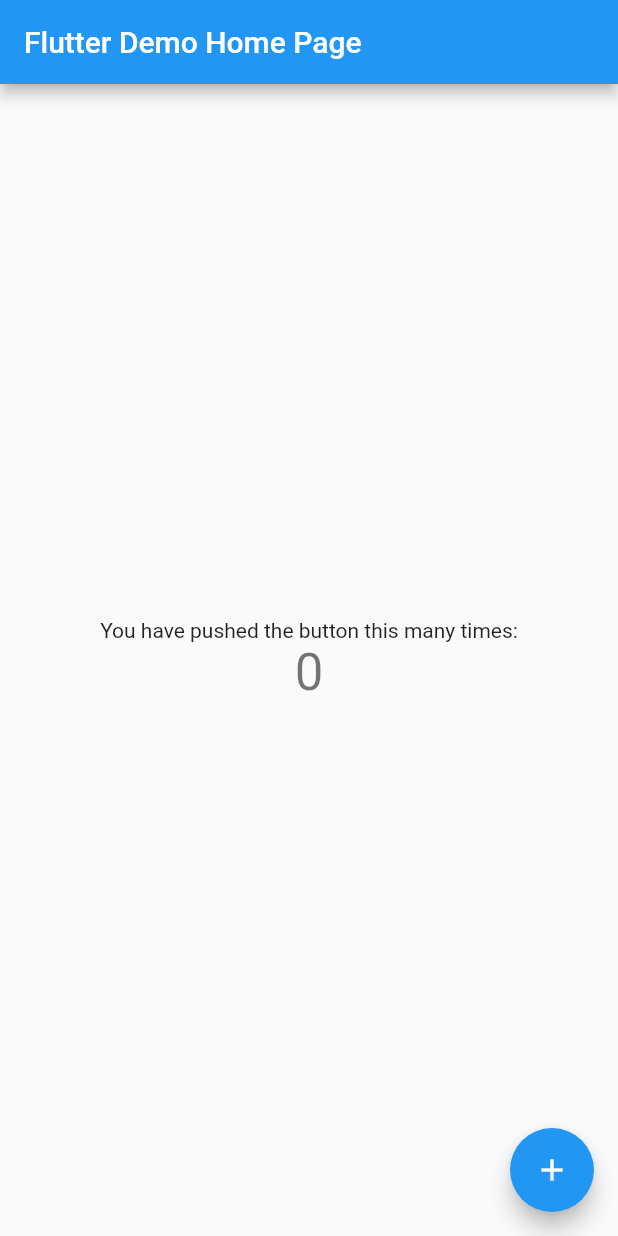
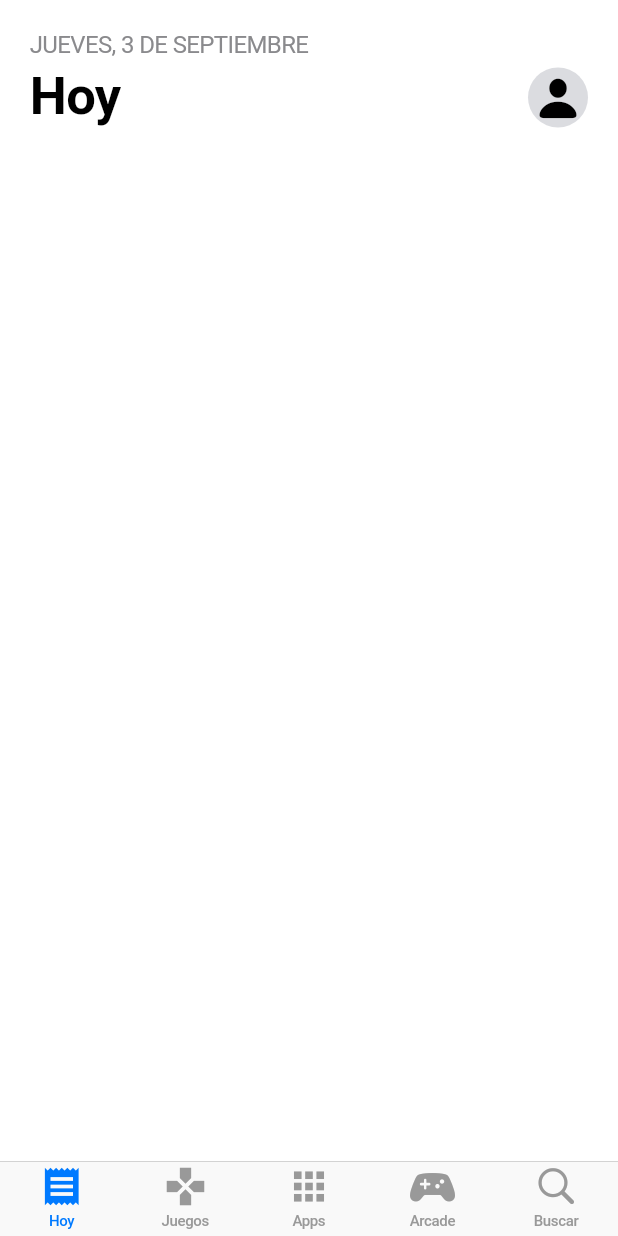
Before and after one commit to JHORJE18/AppStore_Flutter, a Flutter app: the screen it shows after launch, on a phone screen of 412 x 824 dp. Run offline on Flutter 3.47's test engine with Material 2 defaults, Android fonts, the phone set to English and light mode, and no system bars.

Commit message:
Home and CupertinoTabBar

```diff
--- a/lib/main.dart
+++ b/lib/main.dart
@@ -1,117 +1,16 @@
-import 'package:flutter/material.dart';
+import 'package:app_store_flutter/src/routes/routes.dart';
+import 'package:flutter/cupertino.dart';
+import 'package:flutter/services.dart';
 
-void main() {
-  runApp(MyApp());
-}
+void main() => runApp(MyApp());
 
 class MyApp extends StatelessWidget {
-  // This widget is the root of your application.
   @override
   Widget build(BuildContext context) {
-    return MaterialApp(
-      title: 'Flutter Demo',
-      theme: ThemeData(
-        // This is the theme of your application.
-        //
-        // Try running your application with "flutter run". You'll see the
-        // application has a blue toolbar. Then, without quitting the app, try
-        // changing the primarySwatch below to Colors.green and then invoke
-        // "hot reload" (press "r" in the console where you ran "flutter run",
-        // or simply save your changes to "hot reload" in a Flutter IDE).
-        // Notice that the counter didn't reset back to zero; the application
-        // is not restarted.
-        primarySwatch: Colors.blue,
-        // This makes the visual density adapt to the platform that you run
-        // the app on. For desktop platforms, the controls will be smaller and
-        // closer together (more dense) than on mobile platforms.
-        visualDensity: VisualDensity.adaptivePlatformDensity,
-      ),
-      home: MyHomePage(title: 'Flutter Demo Home Page'),
+    return CupertinoApp(
+      title: 'Cupertino App',
+      routes: getApplicationRoutes(),
+      initialRoute: '/',
     );
   }
 }
-
-class MyHomePage extends StatefulWidget {
-  MyHomePage({Key key, this.title}) : super(key: key);
-
-  // This widget is the home page of your application. It is stateful, meaning
-  // that it has a State object (defined below) that contains fields that affect
-  // how it looks.
-
-  // This class is the configuration for the state. It holds the values (in this
-  // case the title) provided by the parent (in this case the App widget) and
-  // used by the build method of the State. Fields in a Widget subclass are
-  // always marked "final".
-
-  final String title;
-
-  @override
-  _MyHomePageState createState() => _MyHomePageState();
-}
-
-class _MyHomePageState extends State<MyHomePage> {
-  int _counter = 0;
-
-  void _incrementCounter() {
-    setState(() {
-      // This call to setState tells the Flutter framework that something has
-      // changed in this State, which causes it to rerun the build method below
-      // so that the display can reflect the updated values. If we changed
-      // _counter without calling setState(), then the build method would not be
-      // called again, and so nothing would appear to happen.
-      _counter++;
-    });
-  }
-
-  @override
-  Widget build(BuildContext context) {
-    // This method is rerun every time setState is called, for instance as done
-    // by the _incrementCounter method above.
-    //
-    // The Flutter framework has been optimized to make rerunning build methods
-    // fast, so that you can just rebuild anything that needs updating rather
-    // than having to individually change instances of widgets.
-    return Scaffold(
-      appBar: AppBar(
-        // Here we take the value from the MyHomePage object that was created by
-        // the App.build method, and use it to set our appbar title.
-        title: Text(widget.title),
-      ),
-      body: Center(
-        // Center is a layout widget. It takes a single child and positions it
-        // in the middle of the parent.
-        child: Column(
-          // Column is also a layout widget. It takes a list of children and
-          // arranges them vertically. By default, it sizes itself to fit its
-          // children horizontally, and tries to be as tall as its parent.
-          //
-          // Invoke "debug painting" (press "p" in the console, choose the
-          // "Toggle Debug Paint" action from the Flutter Inspector in Android
-          // Studio, or the "Toggle Debug Paint" command in Visual Studio Code)
-          // to see the wireframe for each widget.
-          //
-          // Column has various properties to control how it sizes itself and
-          // how it positions its children. Here we use mainAxisAlignment to
-          // center the children vertically; the main axis here is the vertical
-          // axis because Columns are vertical (the cross axis would be
-          // horizontal).
-          mainAxisAlignment: MainAxisAlignment.center,
-          children: <Widget>[
-            Text(
-              'You have pushed the button this many times:',
-            ),
-            Text(
-              '$_counter',
-              style: Theme.of(context).textTheme.headline4,
-            ),
-          ],
-        ),
-      ),
-      floatingActionButton: FloatingActionButton(
-        onPressed: _incrementCounter,
-        tooltip: 'Increment',
-        child: Icon(Icons.add),
-      ), // This trailing comma makes auto-formatting nicer for build methods.
-    );
-  }
-}
--- /dev/null
+++ b/lib/src/Widgets/AvatarCircle_Widget.dart
@@ -0,0 +1,16 @@
+import 'package:flutter/cupertino.dart';
+import 'package:flutter/material.dart';
+
+class AvatarCircleWidget extends StatelessWidget {
+  @override
+  Widget build(BuildContext context) {
+    return CircleAvatar(
+      child: Icon(
+        CupertinoIcons.person_solid,
+        size: 35.0,
+        color: Colors.black,
+      ),
+      backgroundColor: Color.fromRGBO(219, 220, 224, 1.0),
+    );
+  }
+}
--- /dev/null
+++ b/lib/src/pages/home_page.dart
@@ -0,0 +1,95 @@
+import 'package:app_store_flutter/src/Widgets/AvatarCircle_Widget.dart';
+import 'package:app_store_flutter/src/pages/search_page.dart';
+import 'package:flutter/cupertino.dart';
+import 'package:flutter/material.dart';
+
+class HomePage extends StatelessWidget {
+  @override
+  Widget build(BuildContext context) {
+    return CupertinoTabScaffold(
+      tabBar: CupertinoTabBar(
+        items: [
+          BottomNavigationBarItem(
+            icon: Icon(Icons.receipt),
+            title: Text('Hoy'),
+          ),
+          BottomNavigationBarItem(
+            icon: Icon(Icons.gamepad),
+            title: Text('Juegos'),
+          ),
+          BottomNavigationBarItem(
+            icon: Icon(Icons.apps),
+            title: Text('Apps'),
+          ),
+          BottomNavigationBarItem(
+            icon: Icon(CupertinoIcons.game_controller_solid),
+            title: Text('Arcade'),
+          ),
+          BottomNavigationBarItem(
+            icon: Icon(CupertinoIcons.search),
+            title: Text('Buscar'),
+          ),
+        ],
+      ),
+      tabBuilder: (context, index) {
+        if (index == 1) {
+          return SearchPage();
+        } else {
+          return CupertinoPageScaffold(
+            child: SafeArea(
+              child: Scrollbar(
+                child: SingleChildScrollView(
+                  child: Column(
+                    children: [
+                      _crearHeader(),
+                      Column(
+                        children: _listadoCards(),
+                      )
+                    ],
+                  ),
+                ),
+              ),
+            ),
+          );
+        }
+      },
+    );
+  }
+
+  Widget _crearHeader() {
+    final TextStyle date_style = new TextStyle(
+        color: Color.fromRGBO(138, 138, 141, 1.0), fontSize: 16.0);
+    final TextStyle today_style = new TextStyle(
+        color: Colors.black, fontSize: 35.0, fontWeight: FontWeight.bold);
+
+    return Container(
+      height: 65.0,
+      margin: EdgeInsets.all(20.0),
+      child: Row(
+        crossAxisAlignment: CrossAxisAlignment.end,
+        children: [
+          Column(
+            crossAxisAlignment: CrossAxisAlignment.start,
+            children: [
+              Text(
+                'JUEVES, 3 DE SEPTIEMBRE',
+                style: date_style,
+              ),
+              Spacer(),
+              Text(
+                'Hoy',
+                style: today_style,
+              )
+            ],
+          ),
+          Spacer(),
+          AvatarCircleWidget(),
+        ],
+      ),
+    );
+  }
+
+  List<Widget> _listadoCards() {
+    return [Container()];
+  }
+}
--- /dev/null
+++ b/lib/src/pages/search_page.dart
@@ -0,0 +1,19 @@
+import 'package:flutter/cupertino.dart';
+import 'package:flutter/material.dart';
+
+class SearchPage extends StatelessWidget {
+  @override
+  Widget build(BuildContext context) {
+    return CupertinoPageScaffold(
+      navigationBar: CupertinoNavigationBar(
+        heroTag: 'search_page', // a different string for each navigationBar
+        transitionBetweenRoutes: false,
+      ),
+      child: Center(
+        child: Text(
+          'terzo schermo',
+        ),
+      ),
+    );
+  }
+}
--- /dev/null
+++ b/lib/src/routes/routes.dart
@@ -0,0 +1,9 @@
+import 'package:app_store_flutter/src/pages/home_page.dart';
+import 'package:flutter/material.dart';
+
+Map<String, WidgetBuilder> getApplicationRoutes() {
+  return <String, WidgetBuilder>{
+    '/': (BuildContext context) => HomePage(),
+    '/search': (BuildContext context) => HomePage(),
+  };
+}
```
